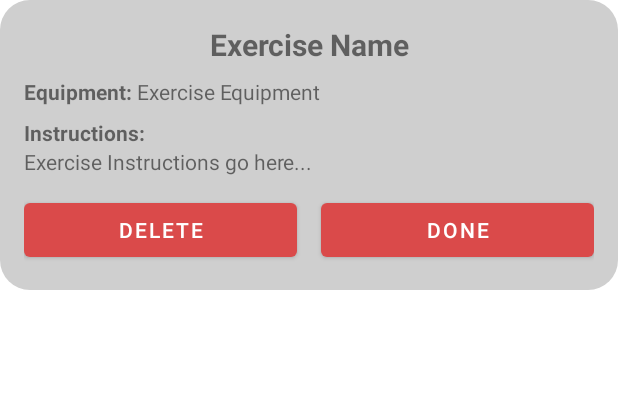
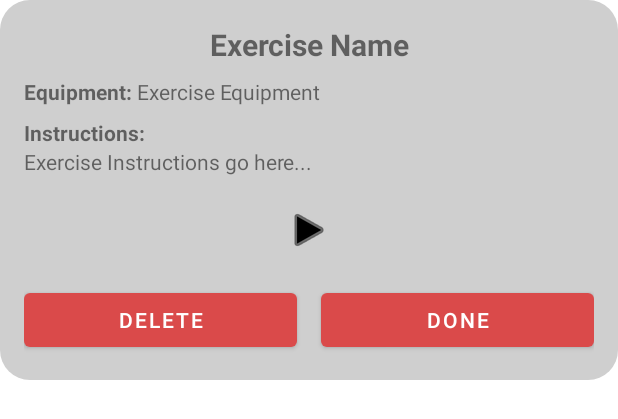
Before and after one commit to mandrei09/FiTracker, an Android app: the layout item_exercice_progress_cell.xml on its own in the app's theme, with its tools: preview values and no code run, on a phone screen of 412 x 824 dp. Shown: the top 419 px of the screen. Run offline under Robolectric (Android 15) with nearby library versions, the phone set to English and light mode, and no system bars.

```diff
--- a/app/src/main/java/com/master/fitnessjourney/AppDatabase.kt
+++ b/app/src/main/java/com/master/fitnessjourney/AppDatabase.kt
@@ -22,7 +22,7 @@ import com.master.fitnessjourney.entities.BmiEntry
         Progress::class,
         BmiEntry::class
     ],
-    version = 14
+    version = 15
 )
 @TypeConverters(RoomConvertors::class)
 abstract class AppDatabase: RoomDatabase() {
--- a/app/src/main/java/com/master/fitnessjourney/entities/Exercice.kt
+++ b/app/src/main/java/com/master/fitnessjourney/entities/Exercice.kt
@@ -29,5 +29,6 @@ data class Exercice(
     val muscle: MuscleExercicesEnum,
     val equipment: String,
     val difficulty: DifficultyExercicesEnum,
-    val instructions: String
+    val instructions: String,
+    val videoUrl: String
 )
--- a/app/src/main/java/com/master/fitnessjourney/models/ExerciceInProgress.kt
+++ b/app/src/main/java/com/master/fitnessjourney/models/ExerciceInProgress.kt
@@ -5,5 +5,6 @@ data class ExerciceInProgress(
     val progressId: Int,
     val name: String,
     val instructions: String,
-    val equipment: String
+    val equipment: String,
+    val videoUrl: String
 )
--- a/app/src/main/res/layout/item_exercice_progress_cell.xml
+++ b/app/src/main/res/layout/item_exercice_progress_cell.xml
@@ -1,4 +1,3 @@
-<?xml version="1.0" encoding="utf-8"?>
 <LinearLayout xmlns:android="http://schemas.android.com/apk/res/android"
     xmlns:tools="http://schemas.android.com/tools"
     android:layout_width="match_parent"
@@ -46,14 +45,32 @@
         android:text="Instructions:"
         android:textStyle="bold" />
 
-
     <TextView
         android:id="@+id/tv_instructions_exc"
         android:layout_width="match_parent"
         android:layout_height="wrap_content"
         tools:text="Exercise Instructions go here..." />
 
+    <!-- Video button row -->
+    <LinearLayout
+        android:layout_width="match_parent"
+        android:layout_height="wrap_content"
+        android:layout_marginTop="12dp"
+        android:gravity="center"
+        android:orientation="horizontal">
 
+        <ImageButton
+            android:id="@+id/button_play_video"
+            android:layout_width="wrap_content"
+            android:layout_height="wrap_content"
+            android:src="@android:drawable/ic_media_play"
+            android:contentDescription="Play Exercise Video"
+            android:background="?attr/selectableItemBackgroundBorderless"
+            android:tint="@android:color/black"
+            android:padding="8dp" />
+    </LinearLayout>
+
+    <!-- Delete / Done buttons -->
     <LinearLayout
         android:layout_width="match_parent"
         android:layout_height="wrap_content"
```
Also changed, not shown: app/src/main/java/com/master/fitnessjourney/adapters/ExerciceProgressAdaptor.kt (+25 -25 lines), app/src/main/java/com/master/fitnessjourney/dao/ExerciceProgressDao.kt (+14 -4 lines), app/src/main/java/com/master/fitnessjourney/fragments/InProgressExercicesFragment.kt (+63 -35 lines), app/src/main/java/com/master/fitnessjourney/tasks/InsertExerciceTask.kt (+11 -1 lines), app/src/main/res/layout/dialog_video_player.xml (added, +12 -0 lines), app/src/main/java/com/master/fitnessjourney/entities/ExerciceProgress.kt (line endings or trailing spaces), 5 other files.
